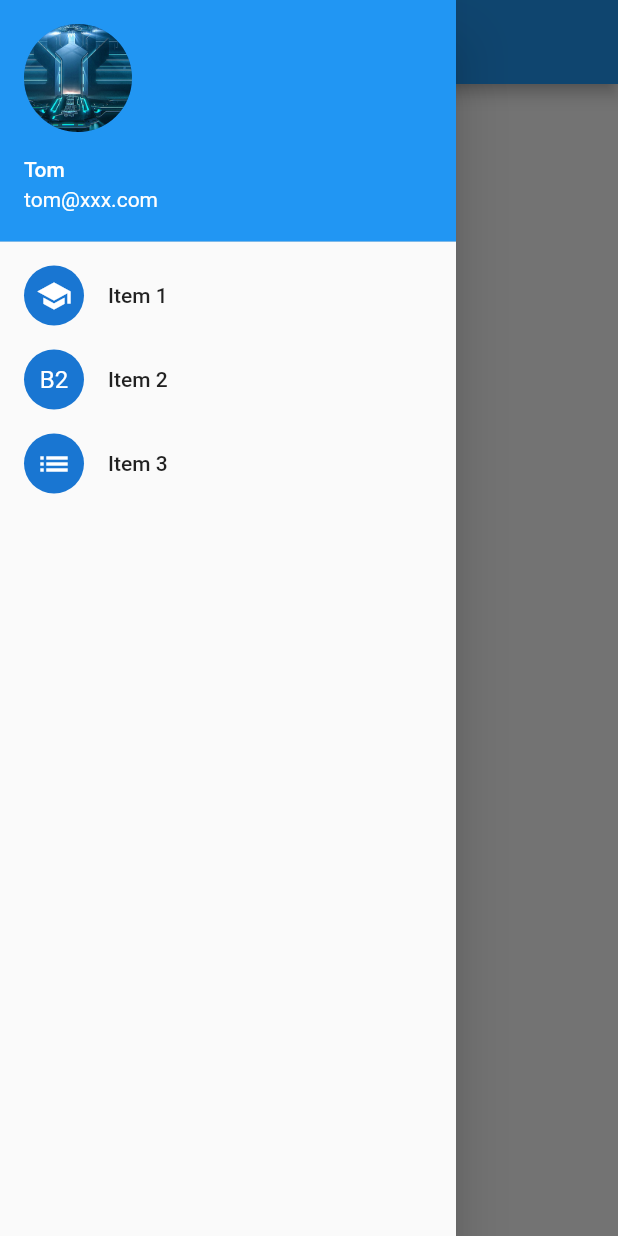
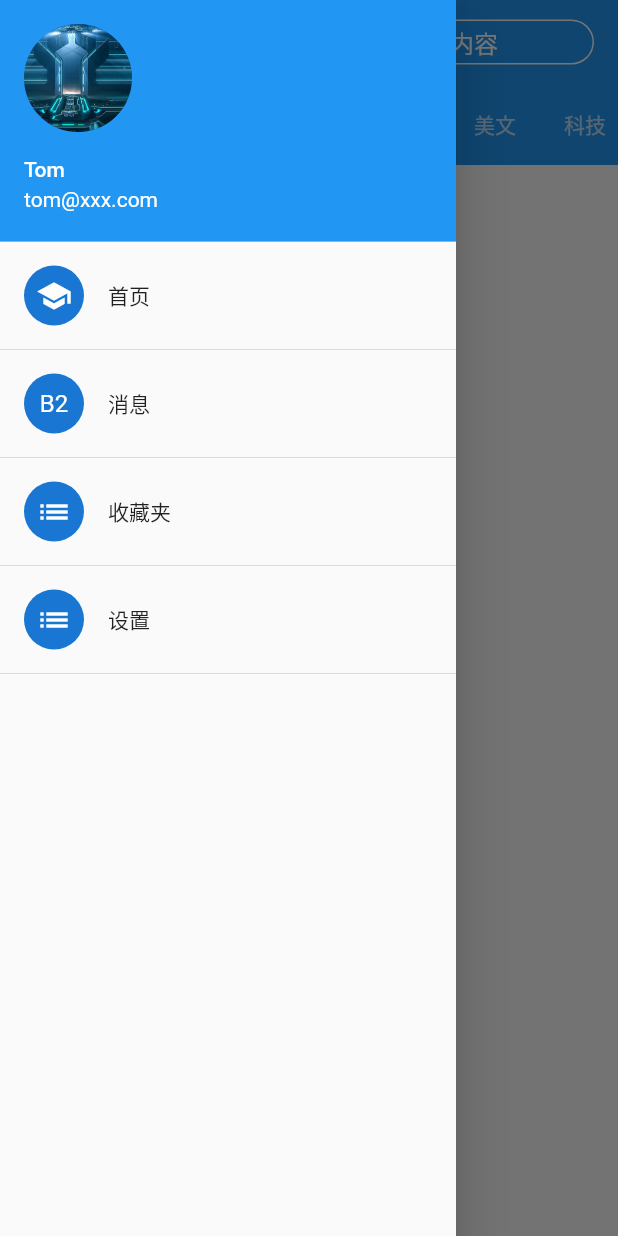
Before and after one commit to hsir05/flutter_guok, a Flutter app: the screen it shows after launch, with the side drawer open, on a phone screen of 412 x 824 dp. Run offline on Flutter 3.47's test engine with Material 2 defaults, Android fonts, the phone set to English and light mode, and no system bars.

Commit message:
tab列表

```diff
--- /dev/null
+++ b/lib/drawer.dart
@@ -0,0 +1,12 @@
+import 'package:flutter/material.dart';
+
+class UserHeader extends StatelessWidget {
+  @override
+  Widget build(BuildContext context) {
+    return UserAccountsDrawerHeader(
+      accountName: Text('Tom'),
+      accountEmail: Text('tom@xxx.com'),
+      currentAccountPicture: CircleAvatar(
+        backgroundImage: AssetImage('assets/images/timg.jpeg'), radius: 35.0,),);
+  }
+}
--- /dev/null
+++ b/lib/drawerPage.dart
@@ -0,0 +1,42 @@
+import 'package:flutter/material.dart';
+import './drawer.dart';
+
+class DrawerPage extends StatelessWidget {
+  @override
+  Widget build(BuildContext context) {
+    return Drawer(
+        child: ListView(
+          padding: EdgeInsets.zero,
+          children: <Widget>[
+            UserHeader() , // 可在这里替换自定义的header
+            ListTile(title: Text('首页'),
+              leading: CircleAvatar(child: Icon(Icons.school),),
+              onTap: () {
+                Navigator.pop(context);
+            }),
+            Divider(),
+            ListTile(title: Text('消息'),
+              leading: CircleAvatar(child: Text('B2')),
+              onTap: () {
+                Navigator.pop(context);
+            }),
+            Divider(),
+            ListTile(title: Text('收藏夹'),
+              leading: CircleAvatar(
+                child: Icon(Icons.list)),
+              onTap: () {
+                Navigator.pop(context);
+            }),
+            Divider(),
+            ListTile(title: Text('设置'),
+            leading: CircleAvatar(
+              child: Icon(Icons.list)),
+            onTap: () {
+              Navigator.pop(context);
+            }),
+            Divider(),
+          ],
+        ),
+      );
+  }
+}
--- a/lib/myHomePage.dart
+++ b/lib/myHomePage.dart
@@ -1,5 +1,8 @@
 
 import 'package:flutter/material.dart';
+// import './home.dart';
+import './drawerPage.dart';
+import './tabItem.dart';
 
 class MyHomePage extends StatefulWidget {
   @override
@@ -8,41 +11,91 @@ class MyHomePage extends StatefulWidget {
   }
 }
 
-class _MyHomePageState extends State<MyHomePage> {
+class _MyHomePageState extends State<MyHomePage>
+  with SingleTickerProviderStateMixin {
+
+   TabController _tabController;
+  ScrollController _scrollViewController;
+  List<Tab> tabList;
+
+  @override
+  void initState() {
+    super.initState();
+    initTabData();
+    _tabController = TabController(vsync: this, length: tabList.length);
+    _scrollViewController = ScrollController(initialScrollOffset: 0.0);
+  }
+
+  @override
+  void dispose() {
+    _tabController.dispose();
+    _scrollViewController.dispose();
+    super.dispose();
+  }
+
+  initTabData() {
+    tabList = [
+      Tab(text:'推荐'),
+      Tab(text:'热点'),
+      Tab(text:'社会'),
+      Tab(text:'娱乐'),
+      Tab(text:'体育'),
+      Tab(text:'美文'),
+      Tab(text:'科技'),
+      Tab(text:'财经'),
+      Tab(text:'时尚'),
+    ];
+  }
 
   @override
   Widget build(BuildContext context) {
-    Widget userHeader = UserAccountsDrawerHeader(
-      accountName: Text('Tom'),
-      accountEmail: Text('tom@xxx.com'),
-      currentAccountPicture: CircleAvatar(
-        backgroundImage: AssetImage('assets/images/timg.jpeg'), radius: 35.0,),);
-
-    return Scaffold(appBar: AppBar(title: Text("Home"),),
-      body: Center(child: Text('Home page'),),
-      drawer: Drawer(
-        child: ListView(
-          padding: EdgeInsets.zero,
-          children: <Widget>[
-            userHeader , // 可在这里替换自定义的header
-            ListTile(title: Text('Item 1'),
-              leading: CircleAvatar(child: Icon(Icons.school),),
-              onTap: () {
-                Navigator.pop(context);
-              },),
-            ListTile(title: Text('Item 2'),
-              leading: CircleAvatar(child: Text('B2'),),
-              onTap: () {
-                Navigator.pop(context);
-              },),
-            ListTile(title: Text('Item 3'),
-              leading: CircleAvatar(
-                child: Icon(Icons.list),),
-              onTap: () {
-                Navigator.pop(context);
-              },),
-          ],
+    return Scaffold(
+      body: NestedScrollView(
+          controller: _scrollViewController,
+          headerSliverBuilder: (BuildContext context, bool boxIsScrolled) {
+            return <Widget>[
+              SliverAppBar(
+                title: Row(
+                  crossAxisAlignment: CrossAxisAlignment.center,
+                  children: <Widget>[
+                    Text('果壳精选'),
+                    Expanded(
+                      child: Container(
+                        margin: EdgeInsets.only(left: 20.0),
+                        padding: const EdgeInsets.only(left:15.0,right:15.0,top:2.0,bottom: 4.0),
+                        alignment: Alignment.center,
+                        height: 30.0,
+                        decoration: BoxDecoration(
+                          color: Colors.transparent,
+                          border: Border.all(color: Colors.white, width: 1.0),
+                          borderRadius: BorderRadius.circular(19.0)),
+                          child: TextFormField(
+                            decoration: InputDecoration.collapsed(hintText: '搜索你感兴趣的内容',hintStyle: TextStyle(color: Colors.white)),
+                          ),
+                      ))
+                  ],
+                ),
+                pinned: true,
+                floating: true,
+                forceElevated: boxIsScrolled,
+                expandedHeight: 110.0,
+                bottom: TabBar(
+                  isScrollable: true,
+                  controller: _tabController,
+                  indicatorColor: Colors.greenAccent,
+                  indicatorWeight: 4.0,
+                  indicatorPadding: EdgeInsets.only(bottom: 2.0),
+                  tabs: tabList,
+                ),
+              )
+            ];
+          },
+          body: TabBarView(
+            children: tabList.map((Tab tab) =>
+               Container(child: Center(child: Text(tab.text),),)).toList(),
+            controller: _tabController,
+          ),
         ),
-      ),);
+      drawer: DrawerPage(),);
   }
 }
```
Also changed, not shown: lib/home.dart (added, +73 -0 lines), lib/tabItem.dart (added, +40 -0 lines).
